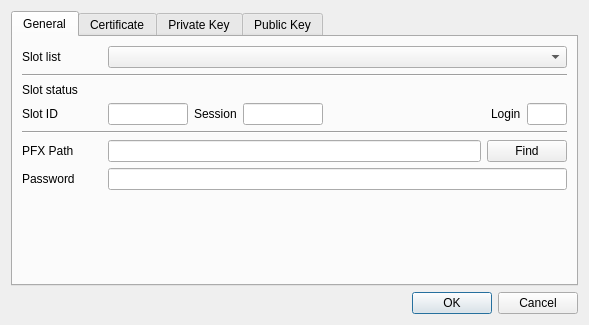
jykim74/CryptokiMan, file CryptokiMan/import_pfx_dlg.ui: the form before one commit.
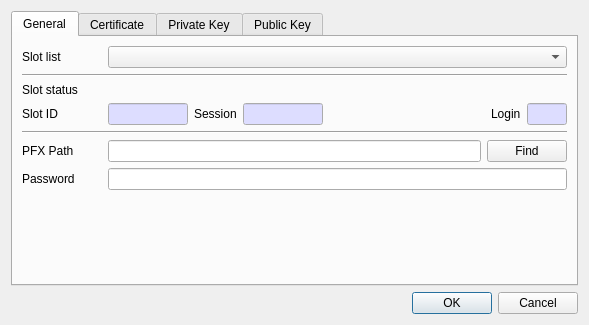
The form after the commit.

Commit message: Read Only 입력창 색지정

```diff
--- a/CryptokiMan/import_pfx_dlg.ui
+++ b/CryptokiMan/import_pfx_dlg.ui
@@ -81,6 +81,46 @@
              <height>16777215</height>
             </size>
            </property>
+           <property name="palette">
+            <palette>
+             <active>
+              <colorrole role="Base">
+               <brush brushstyle="SolidPattern">
+                <color alpha="255">
+                 <red>221</red>
+                 <green>221</green>
+                 <blue>255</blue>
+                </color>
+               </brush>
+              </colorrole>
+             </active>
+             <inactive>
+              <colorrole role="Base">
+               <brush brushstyle="SolidPattern">
+                <color alpha="255">
+                 <red>221</red>
+                 <green>221</green>
+                 <blue>255</blue>
+                </color>
+               </brush>
+              </colorrole>
+             </inactive>
+             <disabled>
+              <colorrole role="Base">
+               <brush brushstyle="SolidPattern">
+                <color alpha="255">
+                 <red>240</red>
+                 <green>240</green>
+                 <blue>240</blue>
+                </color>
+               </brush>
+              </colorrole>
+             </disabled>
+            </palette>
+           </property>
+           <property name="readOnly">
+            <bool>true</bool>
+           </property>
           </widget>
          </item>
          <item row="0" column="6">
@@ -91,6 +131,46 @@
              <height>16777215</height>
             </size>
            </property>
+           <property name="palette">
+            <palette>
+             <active>
+              <colorrole role="Base">
+               <brush brushstyle="SolidPattern">
+                <color alpha="255">
+                 <red>221</red>
+                 <green>221</green>
+                 <blue>255</blue>
+                </color>
+               </brush>
+              </colorrole>
+             </active>
+             <inactive>
+              <colorrole role="Base">
+               <brush brushstyle="SolidPattern">
+                <color alpha="255">
+                 <red>221</red>
+                 <green>221</green>
+                 <blue>255</blue>
+                </color>
+               </brush>
+              </colorrole>
+             </inactive>
+             <disabled>
+              <colorrole role="Base">
+               <brush brushstyle="SolidPattern">
+                <color alpha="255">
+                 <red>240</red>
+                 <green>240</green>
+                 <blue>240</blue>
+                </color>
+               </brush>
+              </colorrole>
+             </disabled>
+            </palette>
+           </property>
+           <property name="readOnly">
+            <bool>true</bool>
+           </property>
           </widget>
          </item>
          <item row="0" column="5">
@@ -128,6 +208,46 @@
              <height>16777215</height>
             </size>
            </property>
+           <property name="palette">
+            <palette>
+             <active>
+              <colorrole role="Base">
+               <brush brushstyle="SolidPattern">
+                <color alpha="255">
+                 <red>221</red>
+                 <green>221</green>
+                 <blue>255</blue>
+                </color>
+               </brush>
+              </colorrole>
+             </active>
+             <inactive>
+              <colorrole role="Base">
+               <brush brushstyle="SolidPattern">
+                <color alpha="255">
+                 <red>221</red>
+                 <green>221</green>
+                 <blue>255</blue>
+                </color>
+               </brush>
+              </colorrole>
+             </inactive>
+             <disabled>
+              <colorrole role="Base">
+               <brush brushstyle="SolidPattern">
+                <color alpha="255">
+                 <red>240</red>
+                 <green>240</green>
+                 <blue>240</blue>
+                </color>
+               </brush>
+              </colorrole>
+             </disabled>
+            </palette>
+           </property>
+           <property name="readOnly">
+            <bool>true</bool>
+           </property>
           </widget>
          </item>
          <item row="0" column="4">
```
The commit also changes 22 other files.
